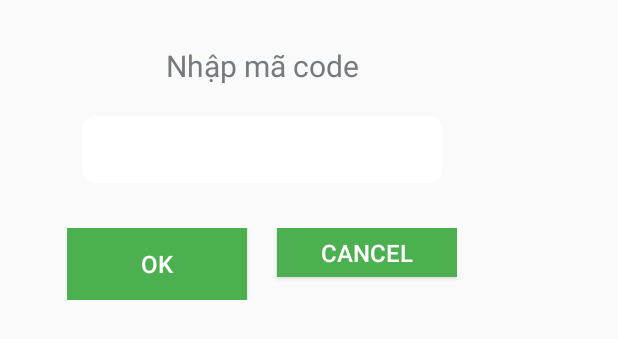
After one commit to at-thanbt/travelapp, an Android app: the layout dialog_input_code.xml on its own in the app's theme, with its tools: preview values and no code run, on a phone screen of 412 x 824 dp. The commit adds this screen. Shown: the top 339 px of the screen. Run offline under Robolectric (Android 15) with nearby library versions, the phone set to English and light mode, and no system bars.

Commit message:
input code of tourist

```diff
--- a/app/src/main/java/com/example/asiantech/travelapp/activities/RuleActivity.java
+++ b/app/src/main/java/com/example/asiantech/travelapp/activities/RuleActivity.java
@@ -1,17 +1,25 @@
 package com.example.asiantech.travelapp.activities;
 
+import android.app.Dialog;
 import android.content.Intent;
 import android.content.SharedPreferences;
 import android.os.Bundle;
 import android.support.annotation.Nullable;
 import android.support.v7.app.AppCompatActivity;
 import android.view.View;
+import android.view.Window;
 import android.widget.Button;
+import android.widget.EditText;
 import android.widget.RadioButton;
 import android.widget.RadioGroup;
+import android.widget.Toast;
 
 import com.example.asiantech.travelapp.R;
 import com.example.asiantech.travelapp.activities.utils.Constant;
+import com.firebase.client.DataSnapshot;
+import com.firebase.client.Firebase;
+import com.firebase.client.FirebaseError;
+import com.firebase.client.ValueEventListener;
 
 /**
  * Created by asiantech on 11/03/2017.
@@ -44,10 +52,59 @@ public class RuleActivity extends AppCompatActivity {
                         intent = new Intent(RuleActivity.this, LoginTourGuideActivity.class);
                     }
                 } else {
+                    //show dialog de nhap ma code
+
                     intent = new Intent(RuleActivity.this, LoginTourRistActivity.class);
                 }
                 startActivity(intent);
             }
         });
     }
+
+    public void showInputCode(){
+        final Dialog dialog = new Dialog(RuleActivity.this);
+        dialog.requestWindowFeature(Window.FEATURE_NO_TITLE);
+        dialog.setContentView(R.layout.dialog_input_code);
+        final EditText edtCode = (EditText) dialog.findViewById(R.id.edtPrice);
+        edtCode.requestFocus();
+
+        Button btnOk = (Button) dialog.findViewById(R.id.tvBtnOk);
+        Button btnCancel = (Button) dialog.findViewById(R.id.btnCancel);
+
+        btnCancel.setOnClickListener(new View.OnClickListener() {
+            @Override
+            public void onClick(View view) {
+                dialog.dismiss();
+            }
+        });
+
+        btnOk.setOnClickListener(new View.OnClickListener() {
+            @Override
+            public void onClick(View view) {
+                if(edtCode.getText().toString().equals("")){
+                    Toast.makeText(RuleActivity.this,"Vui lòng nhập mã code",Toast.LENGTH_SHORT).show();
+                }
+                else{
+
+                }
+            }
+        });
+
+    }
+
+    public void checkCode(String code){
+        Firebase firebaseUser = new Firebase(getString(R.string.URL_BASE)+"/users");
+        firebaseUser.addListenerForSingleValueEvent(new ValueEventListener() {
+            @Override
+            public void onDataChange(DataSnapshot dataSnapshot) {
+
+            }
+
+            @Override
+            public void onCancelled(FirebaseError firebaseError) {
+
+            }
+        });
+    }
+
 }
--- /dev/null
+++ b/app/src/main/res/layout/dialog_input_code.xml
@@ -0,0 +1,63 @@
+<?xml version="1.0" encoding="utf-8"?>
+<LinearLayout xmlns:android="http://schemas.android.com/apk/res/android"
+    android:layout_width="@dimen/dialog_width"
+    android:layout_height="200dp"
+    android:orientation="vertical">
+
+    <TextView
+        android:id="@+id/tvMessage"
+        android:layout_width="wrap_content"
+        android:layout_height="wrap_content"
+        android:layout_gravity="center_horizontal"
+
+        android:layout_marginLeft="@dimen/textview_dialog_content_margin"
+        android:layout_marginRight="@dimen/textview_dialog_content_margin"
+        android:layout_marginTop="30dp"
+        android:text="Nhập mã code"
+        android:textColor="@color/textview_login"
+        android:textSize="20sp" />
+
+    <EditText
+        android:id="@+id/edtPrice"
+        android:layout_width="240dp"
+        android:layout_gravity="center_horizontal"
+        android:layout_height="wrap_content"
+        android:paddingLeft="5dp"
+        android:layout_marginLeft="20dp"
+        android:layout_marginRight="20dp"
+        android:layout_marginTop="20dp"
+        android:background="@drawable/bg_space_white"
+        android:inputType="number"
+        android:paddingBottom="10dp"
+        android:paddingTop="10dp" />
+
+    <LinearLayout
+        android:layout_width="wrap_content"
+        android:layout_height="wrap_content"
+        android:layout_gravity="center"
+        android:layout_marginTop="30dp">
+
+        <Button
+            android:id="@+id/tvBtnOk"
+            android:layout_width="120dp"
+            android:layout_height="wrap_content"
+            android:background="#4CAF50"
+            android:text="@string/textview_btn_ok"
+            android:textColor="@android:color/white"
+            android:textSize="16sp" />
+
+        <Button
+            android:id="@+id/btnCancel"
+            android:layout_width="120dp"
+            android:layout_height="wrap_content"
+            android:layout_gravity="center_horizontal"
+            android:layout_marginBottom="@dimen/textview_btn_ok_margin"
+            android:layout_marginLeft="20dp"
+            android:layout_toRightOf="@+id/btnOk"
+            android:background="#4CAF50"
+            android:text="Cancel"
+            android:textColor="@android:color/white"
+            android:textSize="16sp" />
+    </LinearLayout>
+
+</LinearLayout>
```
